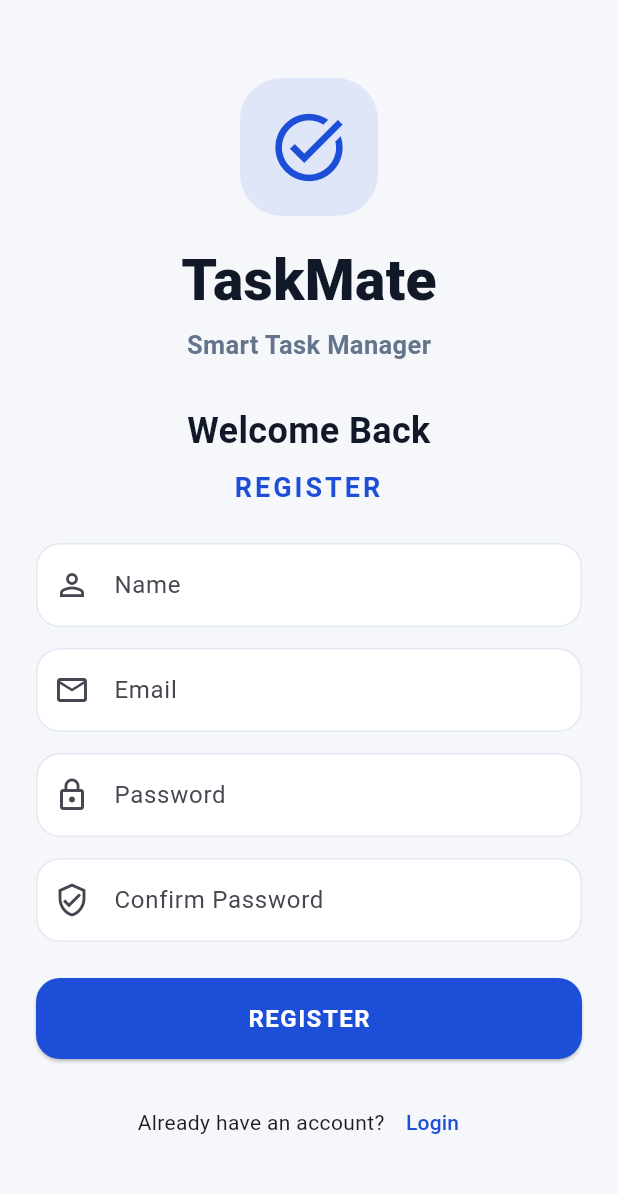
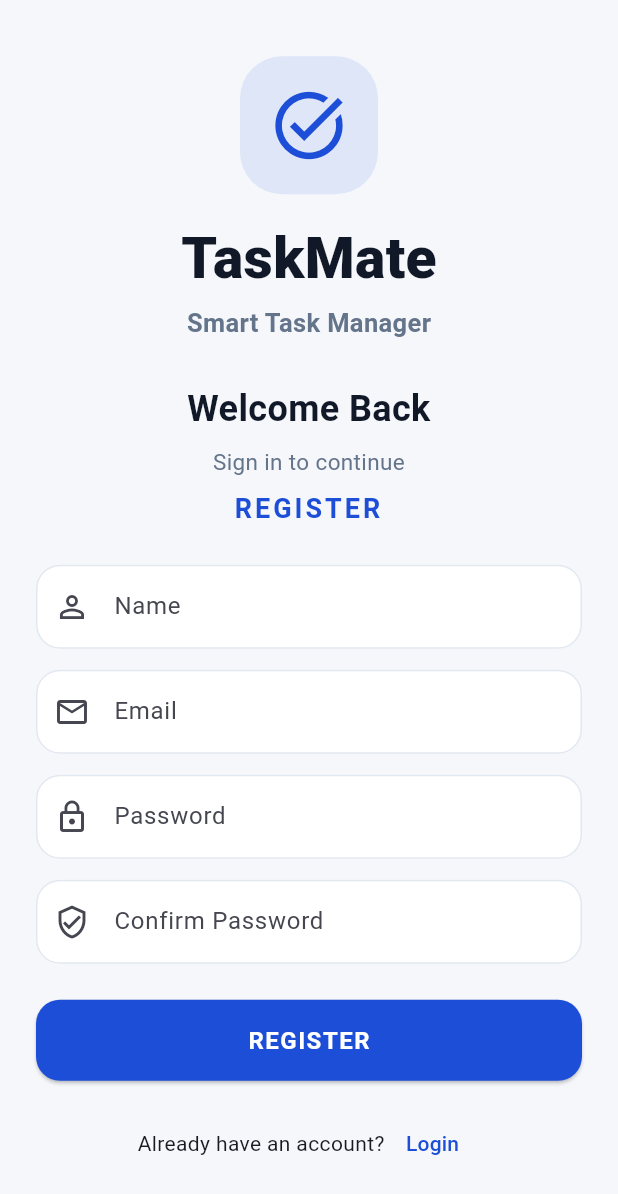
Before and after one commit to Hayyan47/Smart-Task-manager, a Flutter app: the screen it shows after launch, after a tap on "Create a new account", on a phone screen of 412 x 824 dp. Shown: the top 1194 px of the screen. Run offline on Flutter 3.47's test engine with Material 3 defaults, Android fonts, the phone set to English and light mode, and no system bars; our stand-ins replace cloud_firestore, firebase_auth, firebase_core; accounts and stored records are empty.

Commit message:
Clarify design code for student project

```diff
--- a/lib/login_screen.dart
+++ b/lib/login_screen.dart
@@ -4,7 +4,12 @@ import 'package:flutter/material.dart';
 import 'home_screen.dart';
 import 'signup_screen.dart';
 
-// Login Screen
+// Login Screen designed according to the submitted PDF.
+// Problem solved here:
+// 1. Student enters email and password.
+// 2. App checks/validates the fields.
+// 3. Firebase logs in the user.
+// 4. User moves to HomeScreen.
 // Firebase function used here:
 // signInWithEmailAndPassword(email, password)
 class LoginScreen extends StatefulWidget {
@@ -30,10 +35,12 @@ class _LoginScreenState extends State<LoginScreen> {
   }
 
   Future<void> loginUser() async {
+    // First check if email/password fields are correct.
     if (!formKey.currentState!.validate()) {
       return;
     }
 
+    // Show loading circle while Firebase is checking login.
     setState(() => loading = true);
 
     try {
@@ -189,7 +196,7 @@ class _LoginScreenState extends State<LoginScreen> {
                     Row(
                       mainAxisAlignment: MainAxisAlignment.center,
                       children: [
-                        const Text('Do not have account?'),
+                        const Text("Don't have account?"),
                         TextButton(
                           onPressed: () {
                             Navigator.push(
@@ -214,6 +221,8 @@ class _LoginScreenState extends State<LoginScreen> {
   }
 }
 
+// This logo/header is used on both Login and Signup screens
+// to match the provided TaskMate design.
 class TaskMateLogo extends StatelessWidget {
   const TaskMateLogo({super.key});
 
--- a/lib/signup_screen.dart
+++ b/lib/signup_screen.dart
@@ -4,7 +4,12 @@ import 'package:flutter/material.dart';
 import 'home_screen.dart';
 import 'login_screen.dart';
 
-// Signup Screen
+// Signup Screen designed according to the submitted PDF.
+// Problem solved here:
+// 1. New student enters name, email, password and confirm password.
+// 2. App validates the fields.
+// 3. Firebase creates the account.
+// 4. User moves to HomeScreen.
 // Firebase function used here:
 // createUserWithEmailAndPassword(email, password)
 class SignupScreen extends StatefulWidget {
@@ -33,10 +38,12 @@ class _SignupScreenState extends State<SignupScreen> {
   }
 
   Future<void> signupUser() async {
+    // First validate name, email, password and confirm password.
     if (!formKey.currentState!.validate()) {
       return;
     }
 
+    // Show loading circle while Firebase creates account.
     setState(() => loading = true);
 
     try {
@@ -93,6 +100,15 @@ class _SignupScreenState extends State<SignupScreen> {
                         fontSize: 24,
                         fontWeight: FontWeight.bold,
                         color: Color(0xFF111827),
+                      ),
+                      textAlign: TextAlign.center,
+                    ),
+                    const SizedBox(height: 8),
+                    const Text(
+                      'Sign in to continue',
+                      style: TextStyle(
+                        fontSize: 15,
+                        color: Color(0xFF64748B),
                       ),
                       textAlign: TextAlign.center,
                     ),
```
Also changed, not shown: lib/home_screen.dart (+6 -1 lines), 1 other file.
